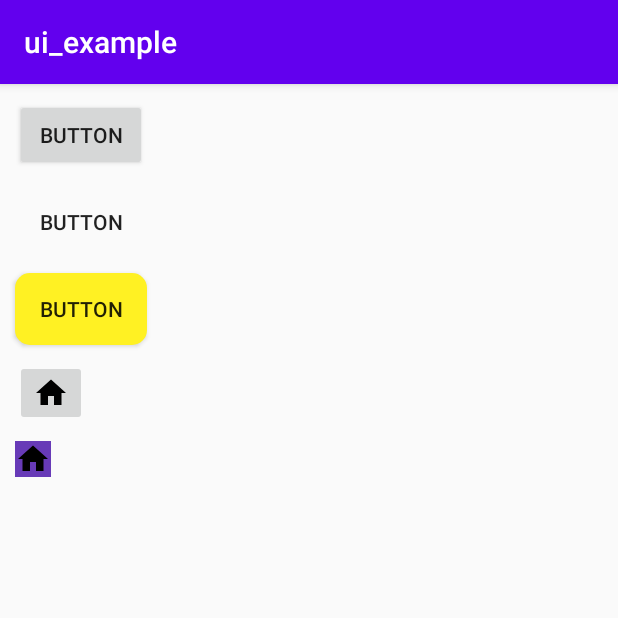
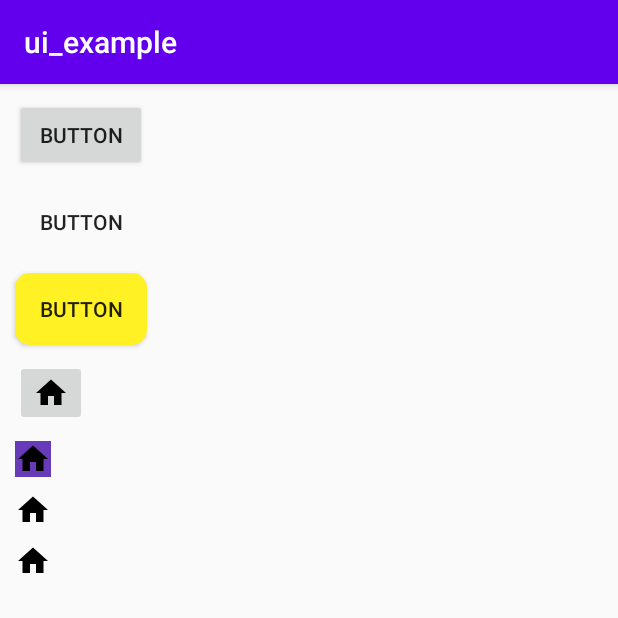
Before and after one commit to yasu1234/android_ui_example, an Android app: the ButtonsActivity screen opened directly, with no data from a screen before it, on a phone screen of 412 x 824 dp, the top half of it. Run offline under Robolectric (Android 15) with nearby library versions, the phone set to English and light mode, and no system bars.

Commit message:
add imageButton that set attr background

```diff
--- a/app/src/main/res/layout/activity_buttons.xml
+++ b/app/src/main/res/layout/activity_buttons.xml
@@ -57,4 +57,26 @@
         app:layout_constraintStart_toStartOf="parent"
         app:layout_constraintTop_toBottomOf="@+id/defaultImageButton"
         app:srcCompat="@drawable/ic_home_black_24dp" />
+
+    <ImageButton
+        android:id="@+id/rippleImageButton"
+        android:layout_width="wrap_content"
+        android:layout_height="wrap_content"
+        android:layout_marginStart="10dp"
+        android:layout_marginTop="10dp"
+        android:background="?attr/selectableItemBackground"
+        app:layout_constraintStart_toStartOf="parent"
+        app:layout_constraintTop_toBottomOf="@+id/changeBackgroundColorImageButton"
+        app:srcCompat="@drawable/ic_home_black_24dp" />
+
+    <ImageButton
+        android:id="@+id/rippleForegroundImageButton"
+        android:layout_width="wrap_content"
+        android:layout_height="wrap_content"
+        android:layout_marginStart="10dp"
+        android:layout_marginTop="10dp"
+        android:background="?attr/selectableItemBackground"
+        app:layout_constraintStart_toStartOf="parent"
+        app:layout_constraintTop_toBottomOf="@+id/rippleImageButton"
+        app:srcCompat="@drawable/ic_home_black_24dp" />
 </androidx.constraintlayout.widget.ConstraintLayout>
```
